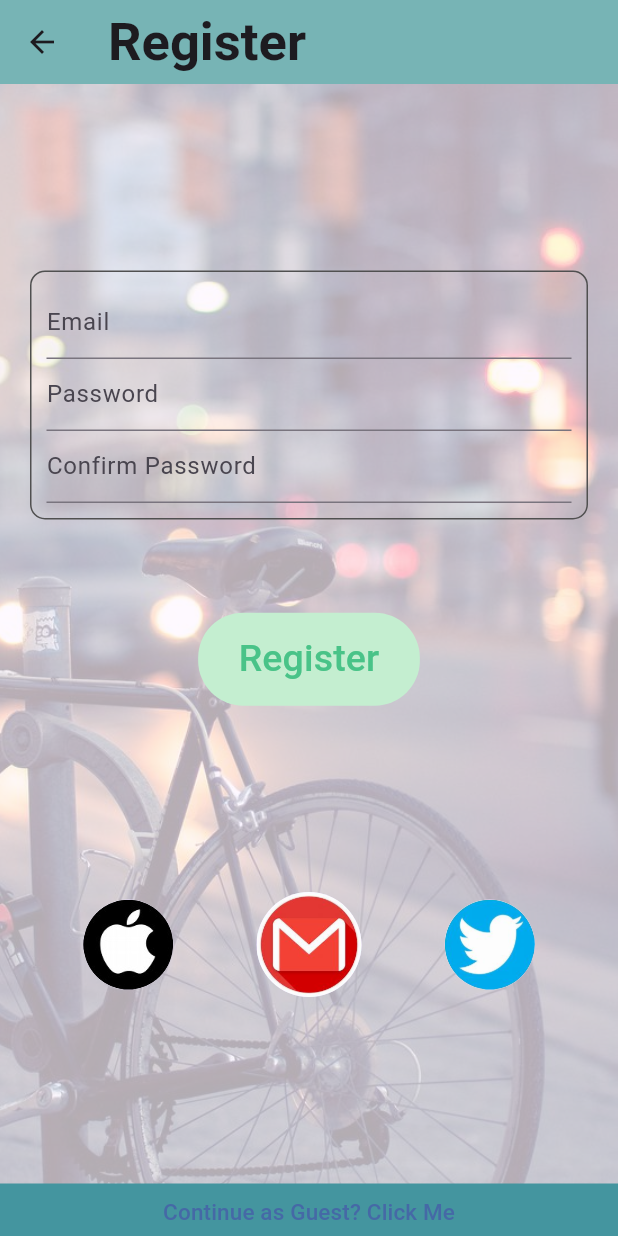
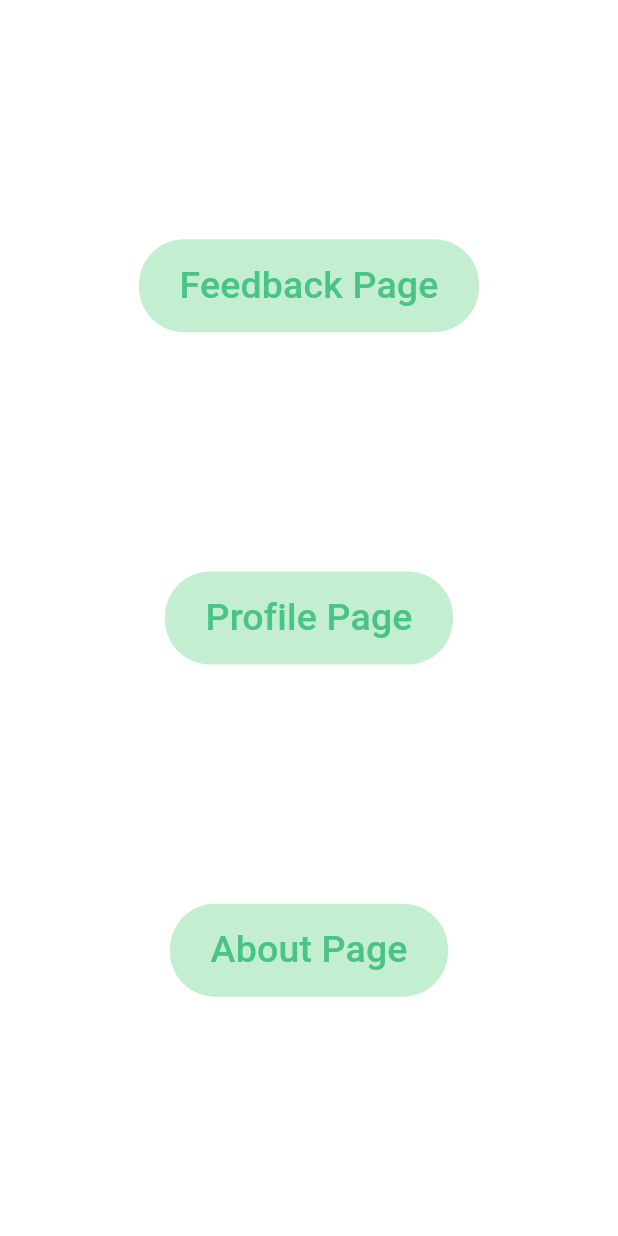
Before and after one commit to RotenKiwi/ketho, a Flutter app: the RegisterPage screen opened directly, after a tap on "Register", on a phone screen of 412 x 824 dp. Run offline on Flutter 3.47's test engine with Material 3 defaults, Android fonts, the phone set to English and light mode, and no system bars.

Commit message:
three screens
about, feedback, profile

```diff
--- /dev/null
+++ b/lib/Components/RoundedButton.dart
@@ -0,0 +1,33 @@
+import 'package:flutter/material.dart';
+
+class RoundedButton extends StatelessWidget {
+  final String text;
+  final Function() onPressed;
+  const RoundedButton({
+    Key? key, required this.text, required this.onPressed,
+  }) : super(key: key);
+
+  @override
+  Widget build(BuildContext context) {
+    return Container(
+      decoration: BoxDecoration(
+        borderRadius: BorderRadius.all(Radius.circular(30.0)),
+        color: Color(0xffC4EED0),
+      ),
+      //color: Color(0xffC4EED0),
+      child: Padding(
+        padding:
+        const EdgeInsets.symmetric(horizontal: 15.0, vertical: 5.0),
+        child: TextButton(
+            onPressed: onPressed,
+            child: Text(
+              text,
+              style: TextStyle(
+                color: Color(0xff49C388),
+                fontSize: 25,
+              ),
+            )),
+      ),
+    );
+  }
+}
--- /dev/null
+++ b/lib/Screens/Navigate.dart
@@ -0,0 +1,37 @@
+import 'package:flutter/material.dart';
+import 'package:ketho/Components/RoundedButton.dart';
+import 'package:ketho/Screens/About.dart';
+import 'package:ketho/Screens/Feedback.dart';
+import 'package:ketho/Screens/Profile.dart';
+
+class Navigate extends StatelessWidget {
+  const Navigate({Key? key}) : super(key: key);
+
+  @override
+  Widget build(BuildContext context) {
+    return Center(
+      child: Column(
+        children: [
+          Spacer(),
+          RoundedButton(
+              text: 'Feedback Page',
+              onPressed: () {
+                Navigator.push(context,
+                    MaterialPageRoute(builder: (context) => FeedBack()));
+              }),
+          Spacer(),
+          RoundedButton(text: 'Profile Page', onPressed: () {
+            Navigator.push(context,
+                MaterialPageRoute(builder: (context) => ProfilePage()));
+          }),
+          Spacer(),
+          RoundedButton(text: 'About Page', onPressed: () {
+            Navigator.push(context,
+                MaterialPageRoute(builder: (context) => AboutUsPage()));
+          }),
+          Spacer(),
+        ],
+      ),
+    );
+  }
+}
--- a/lib/Screens/RegisterPage.dart
+++ b/lib/Screens/RegisterPage.dart
@@ -1,4 +1,7 @@
 import 'package:flutter/material.dart';
+import 'package:ketho/Components/RoundedButton.dart';
+
+import 'Navigate.dart';
 
 class RegisterPage extends StatefulWidget {
   const RegisterPage({Key? key}) : super(key: key);
@@ -22,7 +25,7 @@ class _RegisterPageState extends State<RegisterPage> {
         decoration: BoxDecoration(
           image: DecorationImage(
             colorFilter:
-            ColorFilter.mode(Color(0x4DFFFFFF), BlendMode.modulate),
+                ColorFilter.mode(Color(0x4DFFFFFF), BlendMode.modulate),
             image: AssetImage('assets/images/cycle.jpeg'),
             fit: BoxFit.cover,
           ),
@@ -31,7 +34,9 @@ class _RegisterPageState extends State<RegisterPage> {
           mainAxisAlignment: MainAxisAlignment.end,
           crossAxisAlignment: CrossAxisAlignment.center,
           children: [
-            Spacer(flex: 2,),
+            Spacer(
+              flex: 2,
+            ),
             Padding(
               padding: const EdgeInsets.symmetric(horizontal: 20.0),
               child: Container(
@@ -66,28 +71,18 @@ class _RegisterPageState extends State<RegisterPage> {
                 ),
               ),
             ),
-            Spacer(flex: 1,),
-            Container(
-              decoration: BoxDecoration(
-                borderRadius: BorderRadius.all(Radius.circular(30.0)),
-                color: Color(0xffC4EED0),
-              ),
-              //color: Color(0xffC4EED0),
-              child: Padding(
-                padding: const EdgeInsets.symmetric(
-                    horizontal: 15.0, vertical: 5.0),
-                child: TextButton(
-                    onPressed: () {},
-                    child: Text(
-                      'Register',
-                      style: TextStyle(
-                        color: Color(0xff49C388),
-                        fontSize: 25,
-                      ),
-                    )),
-              ),
+            Spacer(
+              flex: 1,
             ),
-            Spacer(flex: 2,),
+            RoundedButton(
+                text: 'Register',
+                onPressed: () {
+                  Navigator.push(context,
+                      MaterialPageRoute(builder: (context) => Navigate()));
+                }),
+            Spacer(
+              flex: 2,
+            ),
             const Row(
               children: [
                 Spacer(),
@@ -108,20 +103,21 @@ class _RegisterPageState extends State<RegisterPage> {
                 Spacer(),
               ],
             ),
-            Spacer(flex: 2,),
+            Spacer(
+              flex: 2,
+            ),
             Container(
               height: 35,
               width: double.infinity,
               color: Color(0xff44959F),
               child: TextButton(
-                onPressed: (){},
+                onPressed: () {},
                 child: Text(
                   'Continue as Guest? Click Me',
                   style: TextStyle(color: Color(0xff4569A6), fontSize: 15),
                 ),
               ),
             ),
-
           ],
         ),
       ),
--- a/lib/main.dart
+++ b/lib/main.dart
@@ -2,11 +2,11 @@ import 'package:flutter/material.dart';
 import 'package:ketho/Screens/LoginPage.dart';
 
 void main() {
-  runApp(const MyApp());
+  runApp(MyApp());
 }
 
 class MyApp extends StatelessWidget {
-  const MyApp({super.key});
+  MyApp();
 
   // This widget is the root of your application.
   @override
--- a/pubspec.yaml
+++ b/pubspec.yaml
@@ -19,7 +19,8 @@ publish_to: 'none' # Remove this line if you wish to publish to pub.dev
 version: 1.0.0+1
 
 environment:
-  sdk: '>=2.0.0 <2.11.3'
+  #sdk: '>=2.0.0 < 2.12.0'
+  sdk: '>=2.12.0 < 3.0.0'
 
 # Dependencies specify other packages that your package needs in order to work.
 # To automatically upgrade your package dependencies to the latest versions
@@ -35,6 +36,7 @@ dependencies:
   # The following adds the Cupertino Icons font to your application.
   # Use with the CupertinoIcons class for iOS style icons.
   cupertino_icons: ^1.0.2
+  google_maps_flutter: ^2.5.3
 
 dev_dependencies:
   flutter_test:
```
Also changed, not shown: lib/Screens/About.dart (added, +89 -0 lines), lib/Screens/Feedback.dart (added, +98 -0 lines), lib/Screens/LoginPage.dart (+7 -19 lines), lib/Screens/Profile.dart (added, +229 -0 lines), pubspec.lock, 3 other files.
